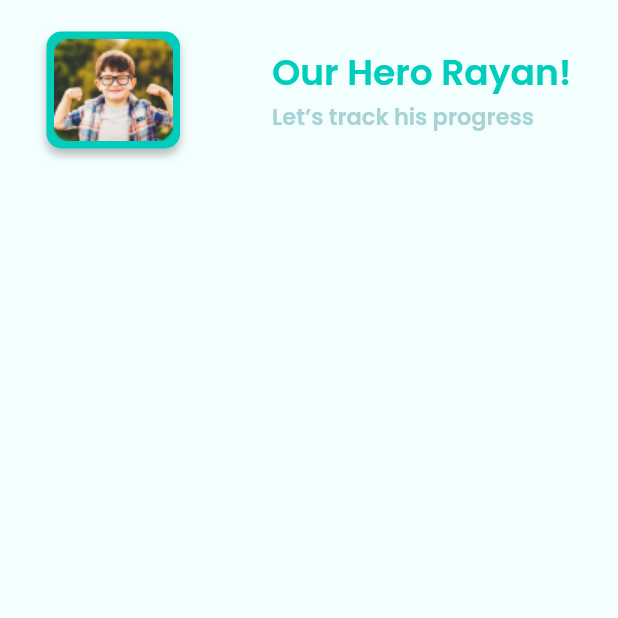
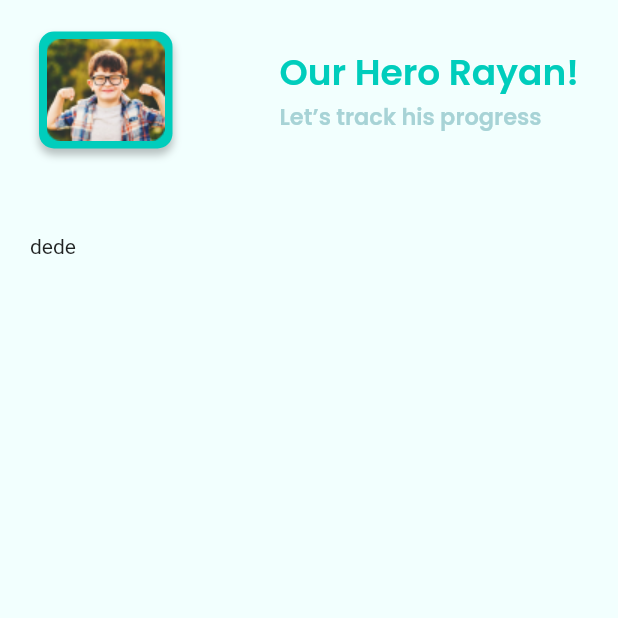
Before and after one commit to Youssef434/kican_mobile_app, a Flutter app: the screen it shows after launch, on a phone screen of 412 x 824 dp, the top half of it. Run offline on Flutter 3.47's test engine with Material 2 defaults, Android fonts, the phone set to English and light mode, and no system bars; our stand-ins replace google_fonts.

Commit message:
Added the appbar of the child progress page.

```diff
--- a/lib/screens/child_progress_page.dart
+++ b/lib/screens/child_progress_page.dart
@@ -14,7 +14,7 @@ class ChildProgressPage extends StatelessWidget {
         centerTitle: true,
         title: Container(
           margin: const EdgeInsets.symmetric(
-            horizontal: 15,
+            horizontal: 10,
           ),
           child: Row(
             mainAxisAlignment: MainAxisAlignment.spaceBetween,
@@ -62,7 +62,12 @@ class ChildProgressPage extends StatelessWidget {
       ),
       backgroundColor: const Color.fromRGBO(242, 255, 254, 1),
       body: Container(
-
+        margin: const EdgeInsets.symmetric(horizontal: 20, vertical: 36),
+        child: Column(
+          children: [
+            Text('dede')
+          ],
+        ),
       ),
     );
   }
```
